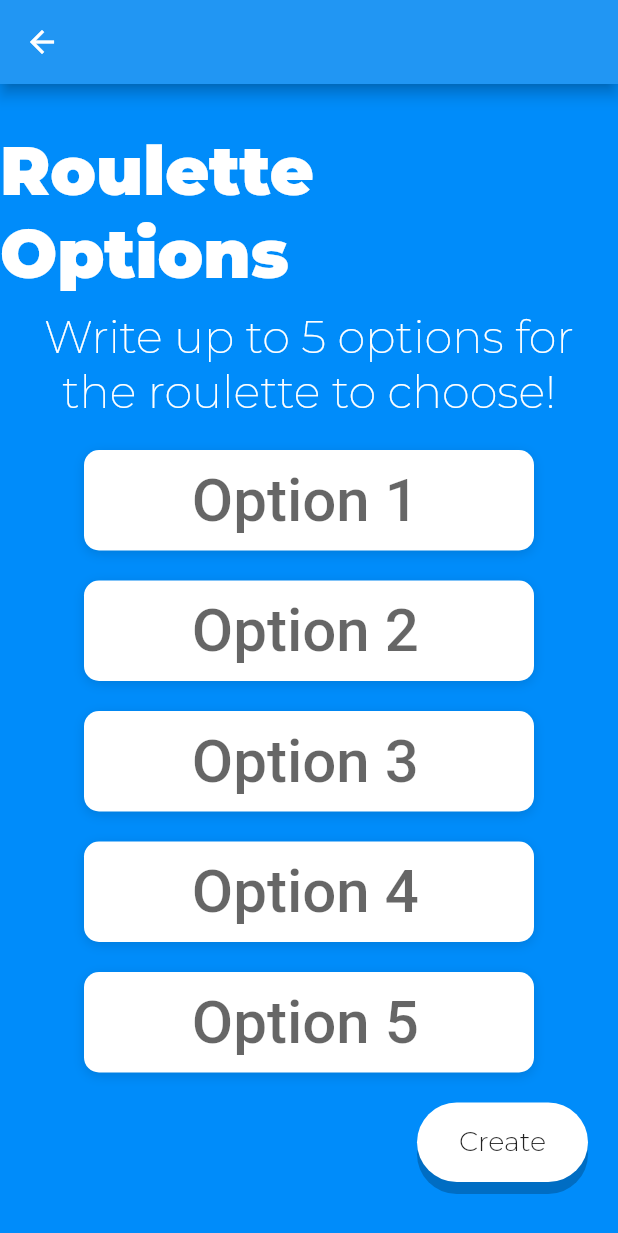
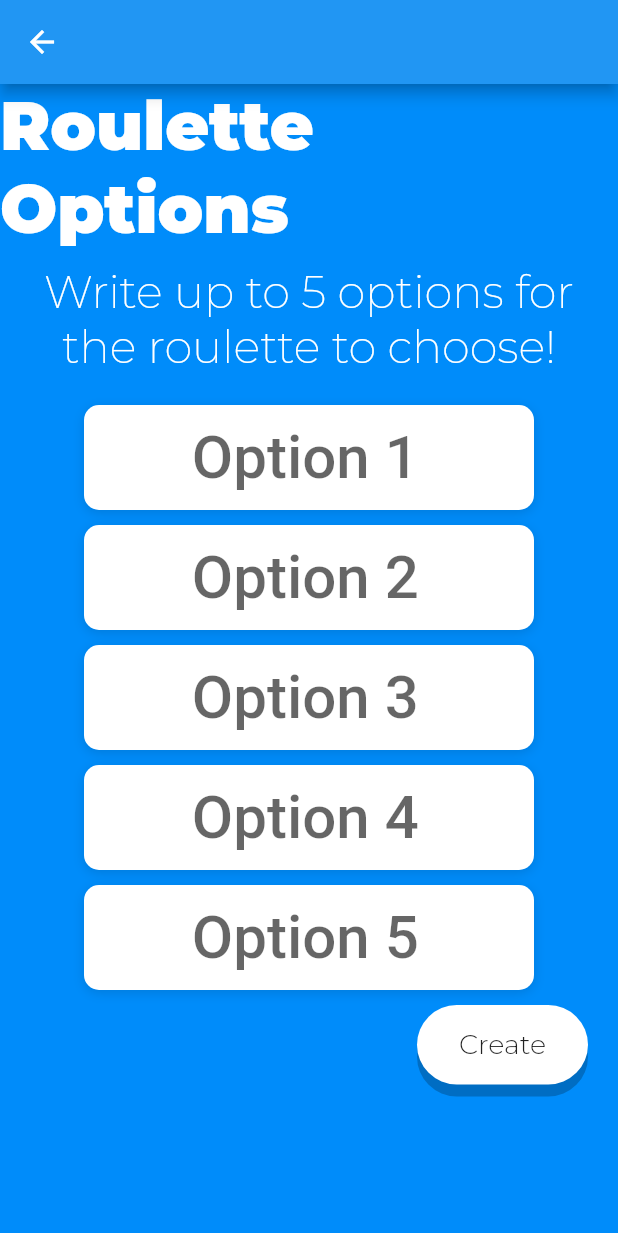
Before and after one commit to Pixele9/FlipIt, a Flutter app: the NewRoulette screen opened directly, after a tap on "Next", on a phone screen of 412 x 824 dp. Shown: the top 1233 px of the screen. Run offline on Flutter 3.47's test engine with Material 2 defaults, Android fonts, the phone set to English and light mode, and no system bars; our stand-ins replace google_fonts, shared_preferences; accounts and stored records are empty.

Commit message:
Small fixes

```diff
--- a/lib/screens/login.dart
+++ b/lib/screens/login.dart
@@ -190,10 +190,10 @@ class LoginPage extends StatelessWidget {
             ),
           ),
           Container(
-            alignment: Alignment(-2.5, 0.9),
+            alignment: Alignment(-1.7, 0.9),
             child: Image(
-              height: 307,
-              width: 290,
+              height: 250,
+              width: 250,
               image: AssetImage('assets/standing-6.png'),
               fit: BoxFit.contain,
               alignment: Alignment.bottomRight,
--- a/lib/screens/new_roulette.dart
+++ b/lib/screens/new_roulette.dart
@@ -19,7 +19,8 @@ class NewRoulette extends StatelessWidget {
                     return Container(
                         width: MediaQuery.of(context).size.width,
                         color: primaryColor,
-                        child: Column(
+                        child: SingleChildScrollView(
+                            child: Column(
                             crossAxisAlignment: CrossAxisAlignment.stretch,
                             mainAxisAlignment: MainAxisAlignment.start,
                             mainAxisSize: MainAxisSize.max,
@@ -34,7 +35,7 @@ class NewRoulette extends StatelessWidget {
                                 ),
                             ),
                             SizedBox(
-                              height: 500,
+                              height: 400,
                               child: Column(
                               mainAxisSize: MainAxisSize.max,
                               mainAxisAlignment: MainAxisAlignment.center,
@@ -78,15 +79,18 @@ class NewRoulette extends StatelessWidget {
                                 ),
                               ],
                             ),),
-                              Container(
+                            SizedBox(
+                              height: 100,
+                              child: Container(
                               alignment: Alignment.bottomRight,
                               margin: const EdgeInsets.only(right: 20.0),
                               child: flipItButton('Next', () => {
                                   Navigator.push(context, MaterialPageRoute(builder: (BuildContext context) => RouletteOptions()))
                               }),
-                              )
+                              ))
                             ]
-                              )
+                              ),
+                          ),
                         );
             }),
         )
--- a/lib/screens/roulette.dart
+++ b/lib/screens/roulette.dart
@@ -39,7 +39,7 @@ class _RoulettePageState extends State<RoulettePage> with SingleTickerProviderSt
   Widget build(BuildContext context) {
 
     return Scaffold(
-          backgroundColor: primaryColor,
+          backgroundColor: Color(0xFFFFFFFF),
           appBar: AppBar(),
           body: Container(
             child: AnimatedBuilder(
--- a/lib/screens/roulette_options.dart
+++ b/lib/screens/roulette_options.dart
@@ -44,7 +44,6 @@ class RouletteOptions extends StatelessWidget {
                             children: <Widget>[
                             Container(
                                 alignment: Alignment.center,
-                                margin: const EdgeInsets.only(top: 30.0),
                                 width: MediaQuery.of(context).size.width,
                                 child: Text(
                                   "Roulette Options",
@@ -65,7 +64,8 @@ class RouletteOptions extends StatelessWidget {
                                   ),
                             ),
                             SizedBox(
-                              child: Column(
+                              child: SingleChildScrollView(
+                                child: Column(
                                 mainAxisAlignment: MainAxisAlignment.center,
                                 children: <Widget>[
                                   rouletteOption('1', textControllerArray[0]),
@@ -74,6 +74,7 @@ class RouletteOptions extends StatelessWidget {
                                   rouletteOption('4', textControllerArray[3]),
                                   rouletteOption('5', textControllerArray[4]),
                               ],)
+                              )
                             ),
                               Container(
                               alignment: Alignment.bottomRight,
@@ -117,8 +118,9 @@ Widget rouletteOption(String optionNumber, TextEditingController optionControlle
       Container(
         alignment: Alignment.center,
         width: 300,
+        height: 70,
         decoration: cOptionInputDecoration,
-        margin: const EdgeInsets.only(bottom: 20.0, left: 10.0, right: 10.0),
+        margin: const EdgeInsets.only(bottom: 10.0, left: 10.0, right: 10.0),
         child: flipItInput('Option '+optionNumber, optionController),
     )
     ],);
```
